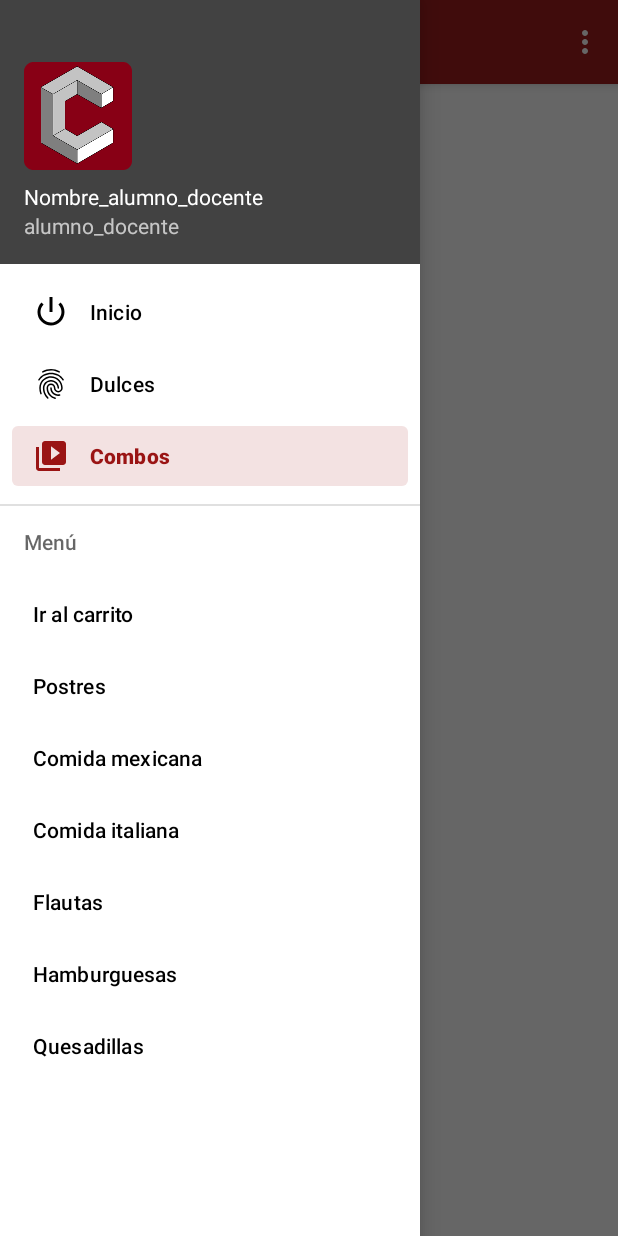
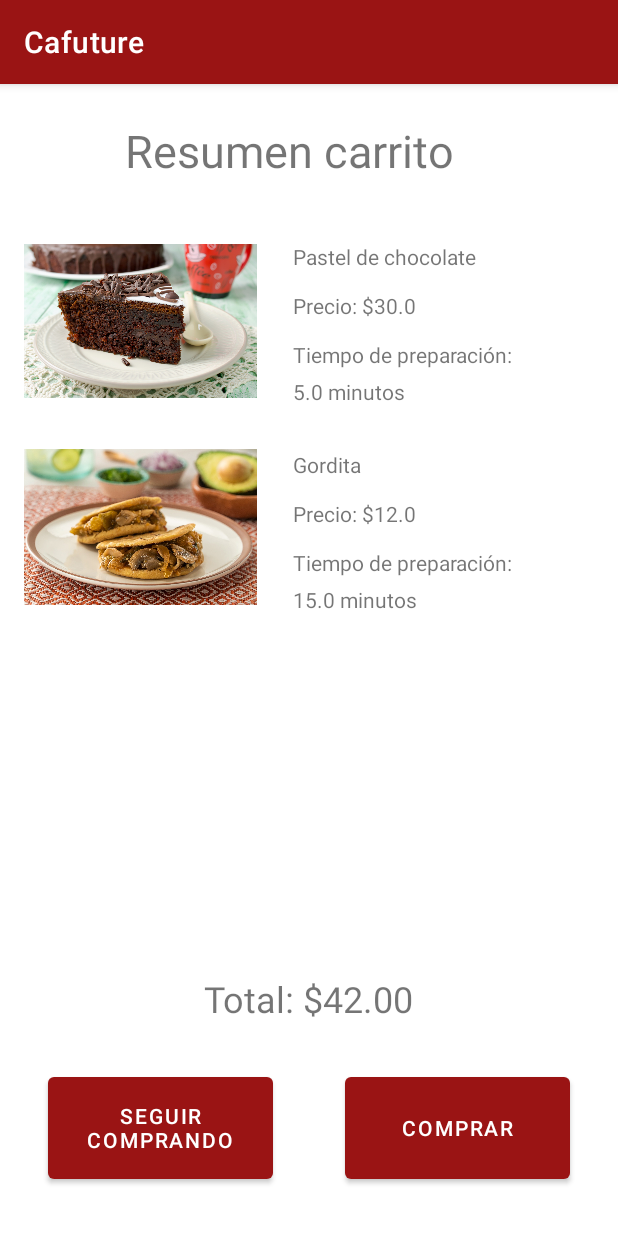
Before and after one commit to FranciscoRojasRojero/Cafuture_v2, an Android app: the HomeActivity screen opened directly, with no data from a screen before it, in the side drawer, after a tap on "Ir al carrito", on a phone screen of 412 x 824 dp. Run offline under Robolectric (Android 15) with nearby library versions, the phone set to English and light mode, and no system bars; our stand-ins replace navigation-ui.

Commit message:
App mostrada en el video

```diff
--- a/app/src/main/AndroidManifest.xml
+++ b/app/src/main/AndroidManifest.xml
@@ -10,7 +10,8 @@
         android:roundIcon="@mipmap/ic_launcher_round"
         android:supportsRtl="true"
         android:theme="@style/Theme.Cafuture_v2">
-        <activity android:name=".ui.menu_comida_italiana"></activity>
+        <activity android:name=".ui.carrito"></activity>
+        <activity android:name=".ui.menu_comida_italiana" />
         <activity android:name=".ui.menu_comida_mexicana" />
         <activity android:name=".ui.menu_postres" />
         <activity
--- a/app/src/main/java/com/francisco/cafuture_v2/HomeActivity.kt
+++ b/app/src/main/java/com/francisco/cafuture_v2/HomeActivity.kt
@@ -36,7 +36,7 @@ class HomeActivity : AppCompatActivity() {
         // menu should be considered as top level destinations.
         appBarConfiguration = AppBarConfiguration(
             setOf(
-                R.id.nav_home, R.id.nav_gallery, R.id.nav_slideshow, R.id.menu_dulces, R.id.menu_comida_mexicana, R.id.menu_comida_italiana, R.id.menu_postres
+                R.id.nav_home, R.id.nav_gallery, R.id.nav_slideshow, R.id.menu_dulces, R.id.carrito, R.id.menu_comida_mexicana, R.id.menu_comida_italiana, R.id.menu_postres
                 , R.id.categoria2, R.id.categoria3, R.id.categoria4, R.id.categoria5
             ), drawerLayout
         )
--- /dev/null
+++ b/app/src/main/java/com/francisco/cafuture_v2/ui/carrito.java
@@ -0,0 +1,53 @@
+package com.francisco.cafuture_v2.ui;
+
+import androidx.annotation.RequiresApi;
+import androidx.appcompat.app.AppCompatActivity;
+
+import android.content.Intent;
+import android.os.Build;
+import android.os.Bundle;
+import android.view.View;
+import android.widget.Button;
+import android.widget.Toast;
+
+import com.francisco.cafuture_v2.R;
+
+public class carrito extends AppCompatActivity {
+
+    Button comprar, seguir;
+
+    @RequiresApi(api = Build.VERSION_CODES.M)
+    @Override
+    protected void onCreate(Bundle savedInstanceState) {
+        super.onCreate(savedInstanceState);
+        setContentView(R.layout.activity_carrito);
+
+
+        //Acciones de los botones
+        comprar=(Button)findViewById(R.id.btnComprar);
+
+        comprar.setOnClickListener(new View.OnClickListener(){
+
+            @Override
+            public void onClick(View v) {
+                Intent i = new Intent(carrito.this, Menu.class);
+                startActivity(i);
+
+                Toast.makeText(carrito.this, "Orden realizada", Toast.LENGTH_SHORT).show();
+            }
+
+
+        });
+
+        /*seguir=(Button)findViewById(R.id.seguirComprando);
+        seguir.setOnClickListener(new View.OnClickListener() {
+            @Override
+            public void onClick(View v) {
+                Intent i = new Intent(carrito.this, Menu.class);
+                startActivity(i);
+
+                //Toast.makeText(carrito.this, "Orden realizada", Toast.LENGTH_SHORT).show();
+            }
+        });*/
+    }
+}
--- a/app/src/main/java/com/francisco/cafuture_v2/ui/login/AuthActivity.kt
+++ b/app/src/main/java/com/francisco/cafuture_v2/ui/login/AuthActivity.kt
@@ -36,13 +36,13 @@ class LoginActivity : AppCompatActivity() {
         val login = findViewById<Button>(R.id.login)
         val create = findViewById<Button>(R.id.create)
         val loading = findViewById<ProgressBar>(R.id.loading)*/
-        val btnSig = findViewById<Button>(R.id.btnSig)
+        //val btnSig = findViewById<Button>(R.id.btnSig)
 
-        btnSig.setOnClickListener{
+        /*btnSig.setOnClickListener{
             val intent = Intent (this, HomeActivity::class.java)
             startActivity(intent)
             finish()
-        }
+        }*/
         //Setup
         setup1()
         /**loginViewModel = ViewModelProvider(this, LoginViewModelFactory())
--- a/app/src/main/res/layout/activity_auth.xml
+++ b/app/src/main/res/layout/activity_auth.xml
@@ -81,15 +81,5 @@
         app:layout_constraintTop_toTopOf="parent"
         app:layout_constraintVertical_bias="0.3" />
 
-    <Button
-        android:id="@+id/btnSig"
-        android:layout_width="wrap_content"
-        android:layout_height="wrap_content"
-        android:text="Hack"
-        app:layout_constraintBottom_toBottomOf="parent"
-        app:layout_constraintEnd_toEndOf="parent"
-        app:layout_constraintStart_toStartOf="parent"
-        app:layout_constraintTop_toBottomOf="@+id/login" />
-
 
 </androidx.constraintlayout.widget.ConstraintLayout>
--- /dev/null
+++ b/app/src/main/res/layout/activity_carrito.xml
@@ -0,0 +1,156 @@
+<?xml version="1.0" encoding="utf-8"?>
+<androidx.constraintlayout.widget.ConstraintLayout xmlns:android="http://schemas.android.com/apk/res/android"
+    xmlns:app="http://schemas.android.com/apk/res-auto"
+    xmlns:tools="http://schemas.android.com/tools"
+    android:id="@+id/seguirComprando"
+    android:layout_width="match_parent"
+    android:layout_height="match_parent"
+    tools:context=".ui.carrito">
+
+    <Button
+        android:id="@+id/button3"
+        android:layout_width="150dp"
+        android:layout_height="80dp"
+        android:layout_marginStart="32dp"
+        android:layout_marginBottom="32dp"
+        android:text="@string/Seguir"
+        app:layout_constraintBottom_toBottomOf="parent"
+        app:layout_constraintStart_toStartOf="parent" />
+
+    <Button
+        android:id="@+id/btnComprar"
+        android:layout_width="150dp"
+        android:layout_height="80dp"
+        android:layout_marginEnd="32dp"
+        android:layout_marginBottom="32dp"
+        android:text="@string/Comprar"
+        app:layout_constraintBottom_toBottomOf="parent"
+        app:layout_constraintEnd_toEndOf="parent" />
+
+    <TextView
+        android:id="@+id/textView18"
+        android:layout_width="245dp"
+        android:layout_height="49dp"
+        android:layout_marginTop="24dp"
+        android:text="@string/Resumen"
+        android:textSize="30sp"
+        app:layout_constraintEnd_toEndOf="parent"
+        app:layout_constraintHorizontal_bias="0.5"
+        app:layout_constraintStart_toStartOf="parent"
+        app:layout_constraintTop_toTopOf="parent" />
+
+    <TextView
+        android:id="@+id/textView19"
+        android:layout_width="wrap_content"
+        android:layout_height="wrap_content"
+        android:layout_marginBottom="30dp"
+        android:text="@string/Total"
+        android:textSize="24sp"
+        app:layout_constraintBottom_toTopOf="@+id/button3"
+        app:layout_constraintEnd_toEndOf="parent"
+        app:layout_constraintHorizontal_bias="0.5"
+        app:layout_constraintStart_toStartOf="parent" />
+
+    <ImageView
+        android:id="@+id/imageView4"
+        android:layout_width="155dp"
+        android:layout_height="105dp"
+        android:layout_marginStart="16dp"
+        android:layout_marginTop="32dp"
+        android:layout_marginBottom="64dp"
+        android:src="@drawable/pastel"
+        app:layout_constraintBottom_toTopOf="@+id/imageView6"
+        app:layout_constraintStart_toStartOf="parent"
+        app:layout_constraintTop_toBottomOf="@+id/textView18" />
+
+    <ImageView
+        android:id="@+id/imageView6"
+        android:layout_width="155dp"
+        android:layout_height="105dp"
+        android:layout_marginStart="16dp"
+        android:layout_marginTop="32dp"
+        android:src="@drawable/gorditas"
+        app:layout_constraintStart_toStartOf="parent"
+        app:layout_constraintTop_toBottomOf="@+id/imageView4" />
+
+    <TextView
+        android:id="@+id/textView20"
+        android:layout_width="wrap_content"
+        android:layout_height="wrap_content"
+        android:layout_marginStart="24dp"
+        android:layout_marginTop="32dp"
+        android:text="Pastel de chocolate"
+        app:layout_constraintStart_toEndOf="@+id/imageView4"
+        app:layout_constraintTop_toBottomOf="@+id/textView18" />
+
+    <TextView
+        android:id="@+id/textView21"
+        android:layout_width="wrap_content"
+        android:layout_height="wrap_content"
+        android:layout_marginStart="24dp"
+        android:layout_marginTop="13dp"
+        android:text="Precio: $30.0"
+        app:layout_constraintStart_toEndOf="@+id/imageView4"
+        app:layout_constraintTop_toBottomOf="@+id/textView20" />
+
+    <TextView
+        android:id="@+id/textView22"
+        android:layout_width="wrap_content"
+        android:layout_height="wrap_content"
+        android:layout_marginStart="24dp"
+        android:layout_marginTop="13dp"
+        android:text="@string/Tiempo"
+        app:layout_constraintStart_toEndOf="@+id/imageView4"
+        app:layout_constraintTop_toBottomOf="@+id/textView21" />
+
+    <TextView
+        android:id="@+id/textView23"
+        android:layout_width="wrap_content"
+        android:layout_height="wrap_content"
+        android:layout_marginStart="24dp"
+        android:layout_marginTop="5dp"
+        android:text="5.0 minutos"
+        app:layout_constraintStart_toEndOf="@+id/imageView4"
+        app:layout_constraintTop_toBottomOf="@+id/textView22" />
+
+    <TextView
+        android:id="@+id/textView24"
+        android:layout_width="wrap_content"
+        android:layout_height="wrap_content"
+        android:layout_marginStart="24dp"
+        android:layout_marginTop="29dp"
+        android:text="Gordita"
+        app:layout_constraintStart_toEndOf="@+id/imageView6"
+        app:layout_constraintTop_toBottomOf="@+id/textView23" />
+
+    <TextView
+        android:id="@+id/textView25"
+        android:layout_width="wrap_content"
+        android:layout_height="wrap_content"
+        android:layout_marginStart="24dp"
+        android:layout_marginTop="13dp"
+        android:text="Precio: $12.0"
+        app:layout_constraintStart_toEndOf="@+id/imageView6"
+        app:layout_constraintTop_toBottomOf="@+id/textView24" />
+
+    <TextView
+        android:id="@+id/textView26"
+        android:layout_width="wrap_content"
+        android:layout_height="wrap_content"
+        android:layout_marginStart="24dp"
+        android:layout_marginTop="13dp"
+        android:text="Tiempo de preparación: "
+        app:layout_constraintStart_toEndOf="@+id/imageView6"
+        app:layout_constraintTop_toBottomOf="@+id/textView25" />
+
+    <TextView
+        android:id="@+id/textView27"
+        android:layout_width="wrap_content"
+        android:layout_height="wrap_content"
+        android:layout_marginStart="24dp"
+        android:layout_marginTop="5dp"
+        android:text="15.0 minutos"
+        app:layout_constraintStart_toEndOf="@+id/imageView6"
+        app:layout_constraintTop_toBottomOf="@+id/textView26" />
+
+</androidx.constraintlayout.widget.ConstraintLayout>
--- a/app/src/main/res/menu-v23/activity_main_drawer.xml
+++ b/app/src/main/res/menu-v23/activity_main_drawer.xml
@@ -23,7 +23,7 @@
         android:title="@string/nombre_menu">
         <menu>
             <item
-                android:id="@+id/Postres_mostrar"
+                android:id="@+id/carrito"
                 android:title="@string/carrito"
             />
             <item
--- a/app/src/main/res/navigation/mobile_navigation.xml
+++ b/app/src/main/res/navigation/mobile_navigation.xml
@@ -67,4 +67,9 @@
         android:name="com.francisco.cafuture_v2.ui.menu_comida_italiana"
         android:label="activity_menu_comida_italiana"
         tools:layout="@layout/activity_menu_comida_italiana" />
+    <activity
+        android:id="@+id/carrito"
+        android:name="com.francisco.cafuture_v2.ui.carrito"
+        android:label="activity_carrito"
+        tools:layout="@layout/activity_carrito" />
 </navigation>
--- a/app/src/main/res/values/strings.xml
+++ b/app/src/main/res/values/strings.xml
@@ -21,8 +21,8 @@
     <string name="title_activity_segundo">SegundoActivity</string>
     <string name="navigation_drawer_open">Open navigation drawer</string>
     <string name="navigation_drawer_close">Close navigation drawer</string>
-    <string name="nav_header_title">Nombre_alumno_docente</string>
-    <string name="nav_header_subtitle">alumno_docente</string>
+    <string name="nav_header_title">John Smith</string> // Cambio para video
+    <string name="nav_header_subtitle">Alumno</string> // Cambio para video
     <string name="nav_header_desc">Navigation header</string>
     <string name="action_settings">Configuración</string>
     <string name="volver">Volver</string>
@@ -53,4 +53,12 @@
     <!-- TODO: Remove or change this placeholder text -->
     <string name="hello_blank_fragment">Hello blank fragment</string>
     <string name="title_activity_categoria1">categoriaActivity1</string>
+
+    // Recursos carrito
+    <string name="Comprar">Comprar</string>
+    <string name="Seguir">Seguir comprando</string>
+    <string name="Resumen">Resumen carrito</string>
+    <string name="Total">Total: $42.00</string>
+    <string name="Tiempo">Tiempo de preparación:</string>
+
 </resources>
```
Also changed, not shown: app/src/main/res/drawable/gorditas.jpg (added), app/src/main/res/drawable/pastel.jpg (added).
